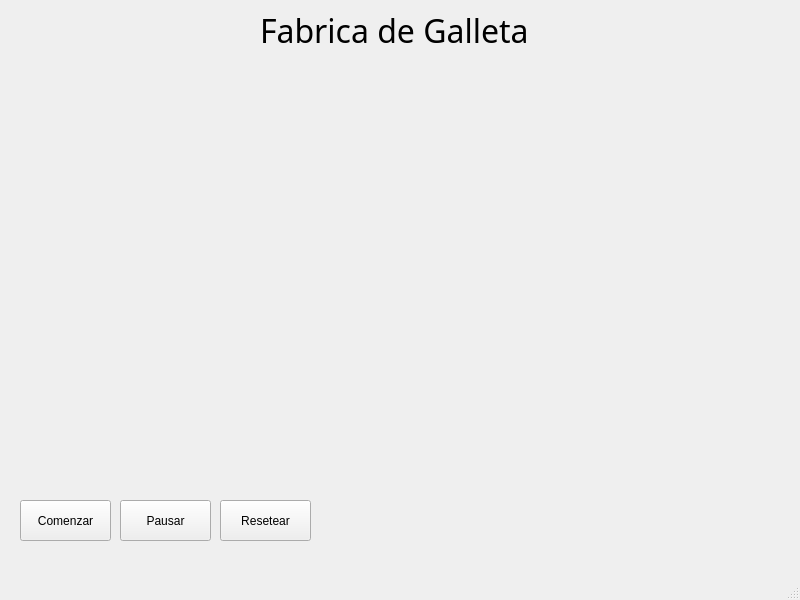
Before: the Qt Designer form mainwindow.ui in JohnSC31/PY1-FabricaGalletas-2102, drawn with Qt 5.
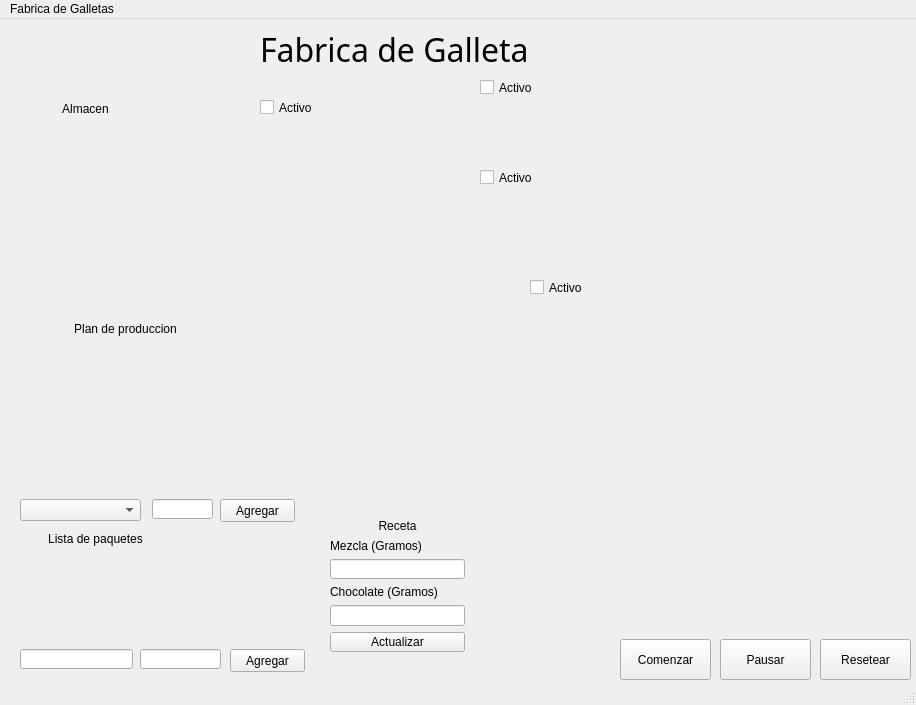
After: the same form once the commit is applied. Icons and pictures are not drawn.

Diff of the .ui file:
```diff
--- a/mainwindow.ui
+++ b/mainwindow.ui
@@ -6,8 +6,8 @@
    <rect>
     <x>0</x>
     <y>0</y>
-    <width>800</width>
-    <height>600</height>
+    <width>916</width>
+    <height>705</height>
    </rect>
   </property>
   <property name="windowTitle">
@@ -36,8 +36,8 @@
    <widget class="QPushButton" name="btnStart">
     <property name="geometry">
      <rect>
-      <x>20</x>
-      <y>500</y>
+      <x>620</x>
+      <y>620</y>
       <width>91</width>
       <height>41</height>
      </rect>
@@ -52,8 +52,8 @@
    <widget class="QPushButton" name="btnPause">
     <property name="geometry">
      <rect>
-      <x>120</x>
-      <y>500</y>
+      <x>720</x>
+      <y>620</y>
       <width>91</width>
       <height>41</height>
      </rect>
@@ -65,8 +65,8 @@
    <widget class="QPushButton" name="btnReset">
     <property name="geometry">
      <rect>
-      <x>220</x>
-      <y>500</y>
+      <x>820</x>
+      <y>620</y>
       <width>91</width>
       <height>41</height>
      </rect>
@@ -75,16 +75,391 @@
      <string>Resetear</string>
     </property>
    </widget>
+   <widget class="QLabel" name="label">
+    <property name="geometry">
+     <rect>
+      <x>430</x>
+      <y>60</y>
+      <width>41</width>
+      <height>51</height>
+     </rect>
+    </property>
+    <property name="text">
+     <string/>
+    </property>
+    <property name="pixmap">
+     <pixmap>../../Semestre II/Estructuras de datos/Proyecto 1/Design/Mezcla_red.png</pixmap>
+    </property>
+   </widget>
+   <widget class="QLabel" name="label_2">
+    <property name="geometry">
+     <rect>
+      <x>470</x>
+      <y>260</y>
+      <width>51</width>
+      <height>41</height>
+     </rect>
+    </property>
+    <property name="text">
+     <string/>
+    </property>
+    <property name="pixmap">
+     <pixmap>../../Semestre II/Estructuras de datos/Proyecto 1/Design/Chocolate_red.png</pixmap>
+    </property>
+   </widget>
+   <widget class="QLabel" name="label_3">
+    <property name="geometry">
+     <rect>
+      <x>430</x>
+      <y>150</y>
+      <width>41</width>
+      <height>51</height>
+     </rect>
+    </property>
+    <property name="text">
+     <string/>
+    </property>
+    <property name="pixmap">
+     <pixmap>../../Semestre II/Estructuras de datos/Proyecto 1/Design/Mezcla_red.png</pixmap>
+    </property>
+   </widget>
+   <widget class="QLabel" name="label_4">
+    <property name="geometry">
+     <rect>
+      <x>200</x>
+      <y>80</y>
+      <width>51</width>
+      <height>41</height>
+     </rect>
+    </property>
+    <property name="text">
+     <string/>
+    </property>
+    <property name="pixmap">
+     <pixmap>../../Semestre II/Estructuras de datos/Proyecto 1/Design/Carrito_red.png</pixmap>
+    </property>
+   </widget>
+   <widget class="QLabel" name="lblWareHouse">
+    <property name="geometry">
+     <rect>
+      <x>60</x>
+      <y>30</y>
+      <width>61</width>
+      <height>51</height>
+     </rect>
+    </property>
+    <property name="text">
+     <string/>
+    </property>
+    <property name="pixmap">
+     <pixmap>../../Semestre II/Estructuras de datos/Proyecto 1/Design/Almacenar_red.png</pixmap>
+    </property>
+   </widget>
+   <widget class="QLabel" name="label_6">
+    <property name="geometry">
+     <rect>
+      <x>260</x>
+      <y>360</y>
+      <width>31</width>
+      <height>101</height>
+     </rect>
+    </property>
+    <property name="text">
+     <string/>
+    </property>
+    <property name="pixmap">
+     <pixmap>../../Semestre II/Estructuras de datos/Proyecto 1/Design/Planner_red.png</pixmap>
+    </property>
+   </widget>
+   <widget class="QLabel" name="label_5">
+    <property name="geometry">
+     <rect>
+      <x>20</x>
+      <y>300</y>
+      <width>211</width>
+      <height>20</height>
+     </rect>
+    </property>
+    <property name="text">
+     <string>Plan de produccion</string>
+    </property>
+    <property name="alignment">
+     <set>Qt::AlignCenter</set>
+    </property>
+   </widget>
+   <widget class="QPushButton" name="btnAddOrder">
+    <property name="geometry">
+     <rect>
+      <x>220</x>
+      <y>480</y>
+      <width>75</width>
+      <height>23</height>
+     </rect>
+    </property>
+    <property name="text">
+     <string>Agregar</string>
+    </property>
+   </widget>
+   <widget class="QLineEdit" name="inpNumPacks">
+    <property name="geometry">
+     <rect>
+      <x>152</x>
+      <y>480</y>
+      <width>61</width>
+      <height>20</height>
+     </rect>
+    </property>
+   </widget>
+   <widget class="QComboBox" name="cmbPacks">
+    <property name="geometry">
+     <rect>
+      <x>20</x>
+      <y>480</y>
+      <width>121</width>
+      <height>22</height>
+     </rect>
+    </property>
+   </widget>
+   <widget class="QLabel" name="label_7">
+    <property name="geometry">
+     <rect>
+      <x>20</x>
+      <y>510</y>
+      <width>151</width>
+      <height>20</height>
+     </rect>
+    </property>
+    <property name="text">
+     <string>Lista de paquetes</string>
+    </property>
+    <property name="alignment">
+     <set>Qt::AlignCenter</set>
+    </property>
+   </widget>
+   <widget class="QLineEdit" name="inpPackName">
+    <property name="geometry">
+     <rect>
+      <x>20</x>
+      <y>630</y>
+      <width>113</width>
+      <height>20</height>
+     </rect>
+    </property>
+   </widget>
+   <widget class="QPushButton" name="btnAddPack">
+    <property name="geometry">
+     <rect>
+      <x>230</x>
+      <y>630</y>
+      <width>75</width>
+      <height>23</height>
+     </rect>
+    </property>
+    <property name="text">
+     <string>Agregar</string>
+    </property>
+   </widget>
+   <widget class="QLineEdit" name="inpPackCookies">
+    <property name="geometry">
+     <rect>
+      <x>140</x>
+      <y>630</y>
+      <width>81</width>
+      <height>20</height>
+     </rect>
+    </property>
+   </widget>
+   <widget class="QLabel" name="label_11">
+    <property name="geometry">
+     <rect>
+      <x>10</x>
+      <y>80</y>
+      <width>151</width>
+      <height>20</height>
+     </rect>
+    </property>
+    <property name="text">
+     <string>Almacen</string>
+    </property>
+    <property name="alignment">
+     <set>Qt::AlignCenter</set>
+    </property>
+   </widget>
+   <widget class="QWidget" name="layoutWidget">
+    <property name="geometry">
+     <rect>
+      <x>330</x>
+      <y>500</y>
+      <width>135</width>
+      <height>134</height>
+     </rect>
+    </property>
+    <layout class="QVBoxLayout" name="verticalLayout">
+     <item>
+      <widget class="QLabel" name="label_8">
+       <property name="text">
+        <string>Receta</string>
+       </property>
+       <property name="alignment">
+        <set>Qt::AlignCenter</set>
+       </property>
+      </widget>
+     </item>
+     <item>
+      <widget class="QLabel" name="label_9">
+       <property name="text">
+        <string>Mezcla (Gramos)</string>
+       </property>
+       <property name="alignment">
+        <set>Qt::AlignLeading|Qt::AlignLeft|Qt::AlignVCenter</set>
+       </property>
+      </widget>
+     </item>
+     <item>
+      <widget class="QLineEdit" name="inpDoughRecipe"/>
+     </item>
+     <item>
+      <widget class="QLabel" name="label_10">
+       <property name="text">
+        <string>Chocolate (Gramos)</string>
+       </property>
+       <property name="alignment">
+        <set>Qt::AlignLeading|Qt::AlignLeft|Qt::AlignVCenter</set>
+       </property>
+      </widget>
+     </item>
+     <item>
+      <widget class="QLineEdit" name="inpChocoRecipe"/>
+     </item>
+     <item>
+      <widget class="QPushButton" name="btnUpdateRecipe">
+       <property name="text">
+        <string>Actualizar</string>
+       </property>
+      </widget>
+     </item>
+    </layout>
+   </widget>
+   <widget class="QCheckBox" name="chboxTrolley">
+    <property name="geometry">
+     <rect>
+      <x>260</x>
+      <y>80</y>
+      <width>70</width>
+      <height>17</height>
+     </rect>
+    </property>
+    <property name="text">
+     <string>Activo</string>
+    </property>
+   </widget>
+   <widget class="QCheckBox" name="chBoxDoughMachine1">
+    <property name="geometry">
+     <rect>
+      <x>480</x>
+      <y>60</y>
+      <width>70</width>
+      <height>17</height>
+     </rect>
+    </property>
+    <property name="text">
+     <string>Activo</string>
+    </property>
+   </widget>
+   <widget class="QCheckBox" name="chBoxDoughMachine2">
+    <property name="geometry">
+     <rect>
+      <x>480</x>
+      <y>150</y>
+      <width>70</width>
+      <height>17</height>
+     </rect>
+    </property>
+    <property name="text">
+     <string>Activo</string>
+    </property>
+   </widget>
+   <widget class="QCheckBox" name="chBoxChocolateMachine">
+    <property name="geometry">
+     <rect>
+      <x>530</x>
+      <y>260</y>
+      <width>70</width>
+      <height>17</height>
+     </rect>
+    </property>
+    <property name="text">
+     <string>Activo</string>
+    </property>
+   </widget>
+   <widget class="QLabel" name="lblWareHouse_2">
+    <property name="geometry">
+     <rect>
+      <x>20</x>
+      <y>110</y>
+      <width>141</width>
+      <height>181</height>
+     </rect>
+    </property>
+    <property name="text">
+     <string/>
+    </property>
+   </widget>
+   <widget class="QLabel" name="lblProduction">
+    <property name="geometry">
+     <rect>
+      <x>20</x>
+      <y>340</y>
+      <width>221</width>
+      <height>121</height>
+     </rect>
+    </property>
+    <property name="text">
+     <string/>
+    </property>
+   </widget>
+   <widget class="QLabel" name="lblPacks">
+    <property name="geometry">
+     <rect>
+      <x>20</x>
+      <y>530</y>
+      <width>281</width>
+      <height>81</height>
+     </rect>
+    </property>
+    <property name="text">
+     <string/>
+    </property>
+   </widget>
+   <widget class="QLabel" name="lblChocolateMachine">
+    <property name="geometry">
+     <rect>
+      <x>350</x>
+      <y>260</y>
+      <width>111</width>
+      <height>41</height>
+     </rect>
+    </property>
+    <property name="text">
+     <string/>
+    </property>
+   </widget>
   </widget>
   <widget class="QMenuBar" name="menubar">
    <property name="geometry">
     <rect>
      <x>0</x>
      <y>0</y>
-     <width>800</width>
+     <width>916</width>
      <height>21</height>
     </rect>
    </property>
+   <widget class="QMenu" name="menuFabrica_de_Galletas">
+    <property name="title">
+     <string>Fabrica de Galletas</string>
+    </property>
+   </widget>
+   <addaction name="menuFabrica_de_Galletas"/>
   </widget>
   <widget class="QStatusBar" name="statusbar"/>
  </widget>
```
